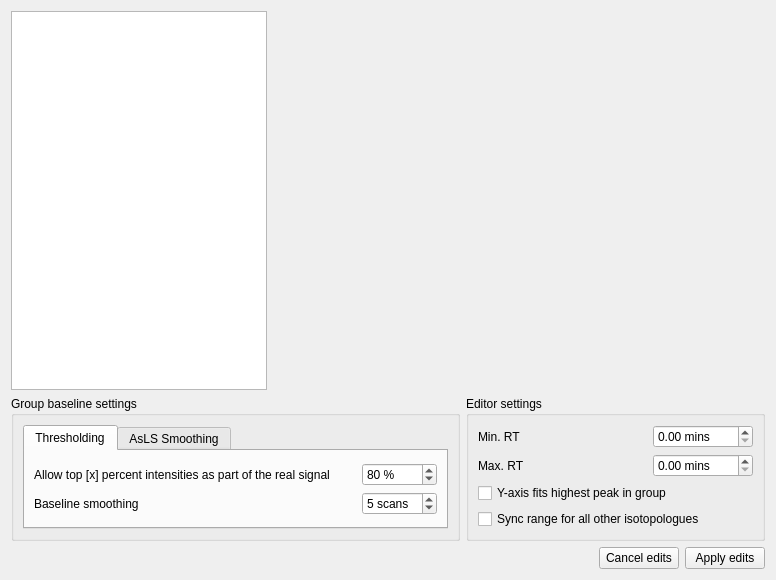
Old version of the form src/gui/mzroll/forms/peakeditor.ui in the repository ElucidataInc/ElMaven.
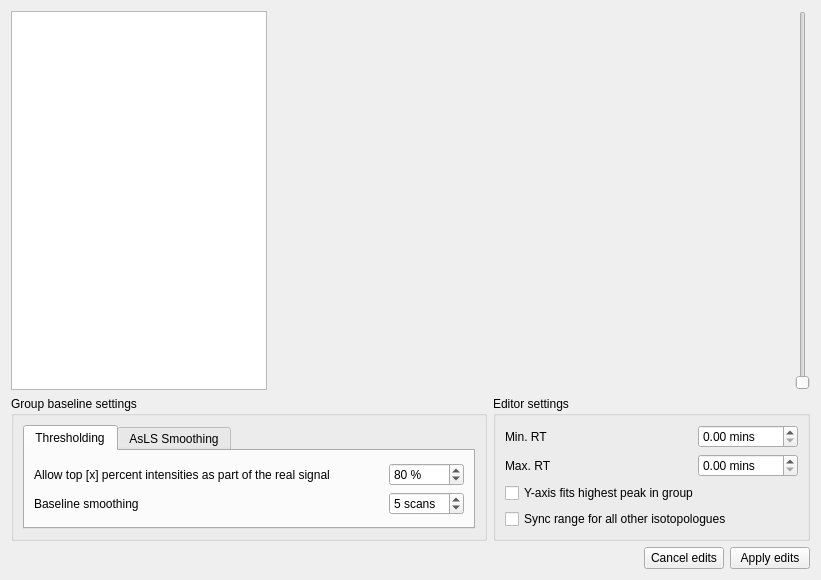
New version of the form.

Diff of the .ui file:
```diff
--- a/src/gui/mzroll/forms/peakeditor.ui
+++ b/src/gui/mzroll/forms/peakeditor.ui
@@ -6,7 +6,7 @@
    <rect>
     <x>0</x>
     <y>0</y>
-    <width>776</width>
+    <width>821</width>
     <height>580</height>
    </rect>
   </property>
@@ -18,7 +18,7 @@
   </property>
   <layout class="QVBoxLayout" name="verticalLayout_2" stretch="1,0,0">
    <item>
-    <layout class="QHBoxLayout" name="horizontalLayout_3" stretch="0,1">
+    <layout class="QHBoxLayout" name="horizontalLayout_3" stretch="0,1,0">
      <item>
       <widget class="QTreeWidget" name="sampleList">
        <property name="headerHidden">
@@ -34,6 +34,16 @@
      <item>
       <layout class="QVBoxLayout" name="graphicsLayout"/>
      </item>
+     <item>
+      <widget class="QSlider" name="yZoomSlider">
+       <property name="toolTip">
+        <string>&lt;html&gt;&lt;head/&gt;&lt;body&gt;&lt;p&gt;Moving this slider up will reduce the upper-limit of Y-axis in the plot. By default, this is set to contain the highest peaks in the visible chromatogram.&lt;/p&gt;&lt;/body&gt;&lt;/html&gt;</string>
+       </property>
+       <property name="orientation">
+        <enum>Qt::Vertical</enum>
+       </property>
+      </widget>
+     </item>
     </layout>
    </item>
    <item>
```
